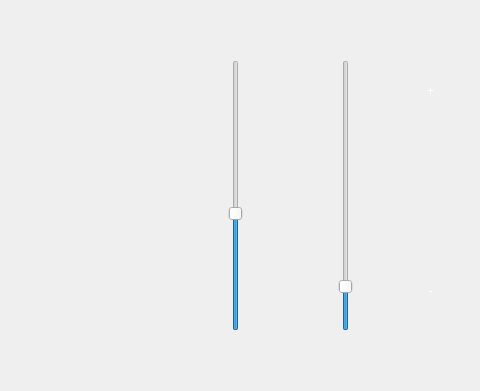
Before: the Qt Designer form dialog.ui in oxiaom/arm_sine, drawn with Qt 5; both pictures show x 320 to 800 and y 0 to 391 of the 800 by 480 pixel window.
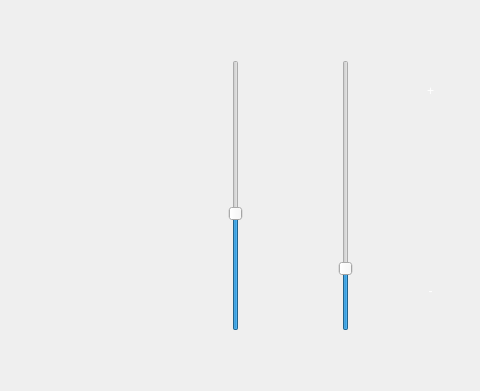
After: the same form once the commit is applied. Icons and pictures are not drawn.

Patch:
```diff
--- a/dialog.ui
+++ b/dialog.ui
@@ -90,7 +90,7 @@
 </string>
    </property>
    <property name="maximum">
-    <number>21</number>
+    <number>14</number>
    </property>
    <property name="value">
     <number>3</number>
```
